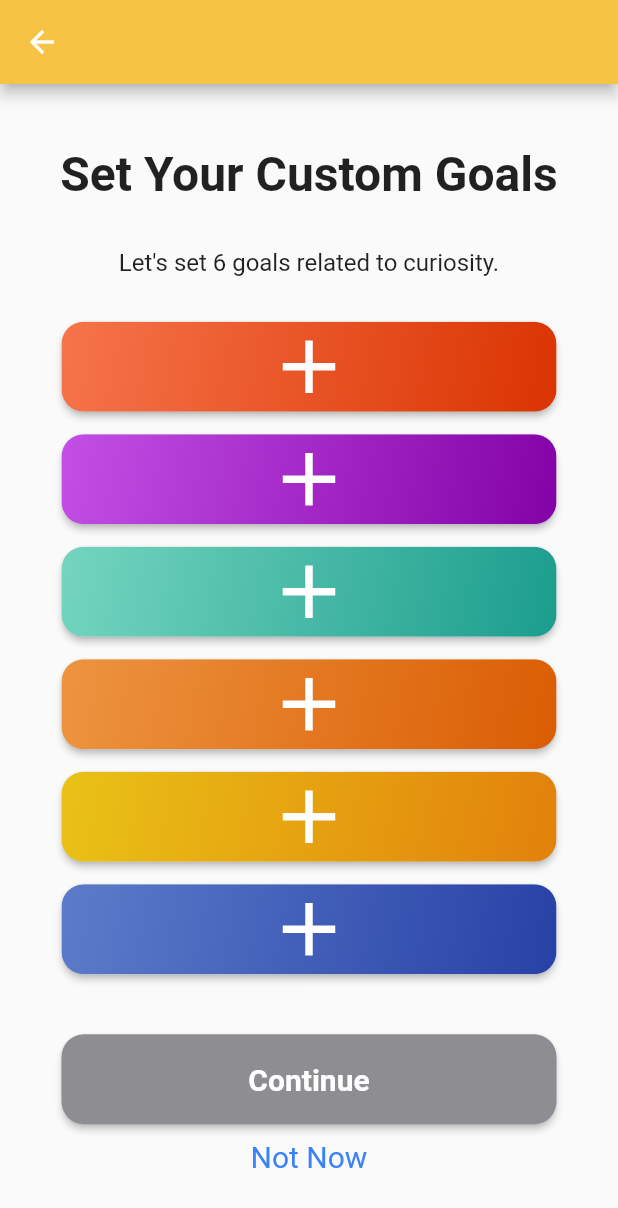
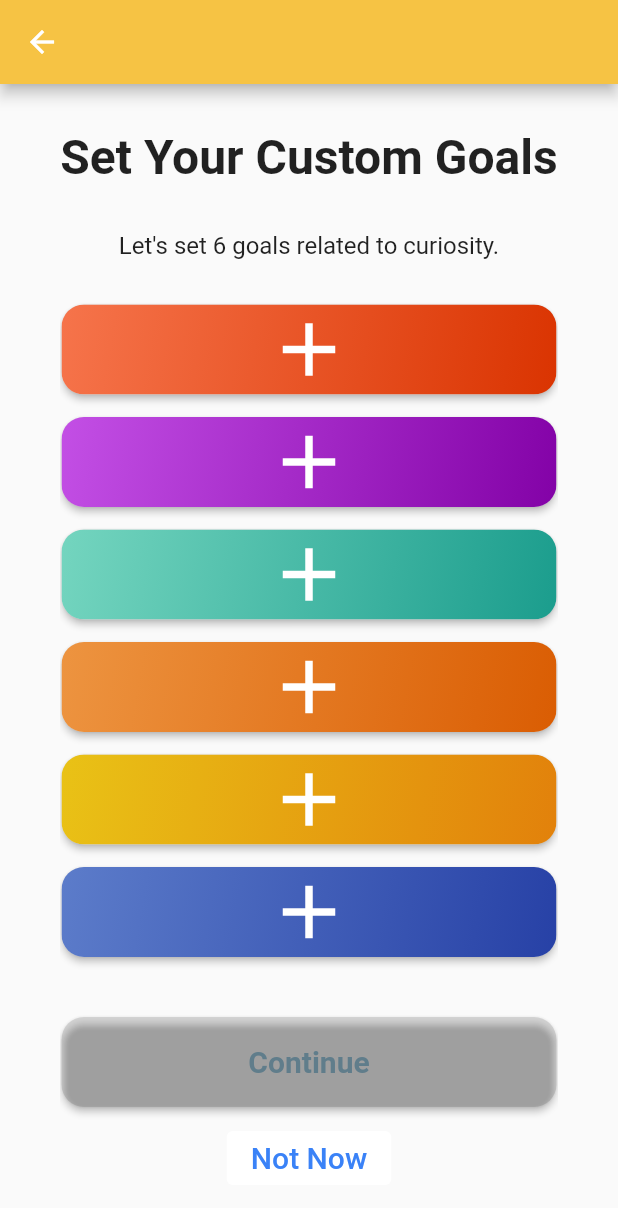
Before and after one commit to META-Curiosity/Curiosity-App, a Flutter app: the SetCustomTasksScreen screen opened directly with empty values, on a phone screen of 412 x 824 dp. Shown: the top 1208 px of the screen. Run offline on Flutter 3.47's test engine with Material 2 defaults, Android fonts, the phone set to English and light mode, and no system bars; our stand-ins replace cloud_firestore, curved_navigation_bar, firebase_auth, firebase_core, flutter_icons, flutter_svg and 4 more; missing offline and left inert: pretty_json; accounts and stored records are empty.

Commit message:
Continue button now is disabled when all 6 tasks have not been entered yet.

```diff
--- a/lib/screens/set_custom_tasks_screen.dart
+++ b/lib/screens/set_custom_tasks_screen.dart
@@ -7,25 +7,34 @@ import 'package:curiosity_flutter/models/custom_task.dart';
 
 class SetCustomTasksScreen extends StatefulWidget {
   const SetCustomTasksScreen({Key key}) : super(key: key);
-
   @override
   State<SetCustomTasksScreen> createState() => _SetCustomTasksScreenState();
 }
 
 class _SetCustomTasksScreenState extends State<SetCustomTasksScreen> {
-  bool _sixTasks = false;
+  //Function to check if all 6 tasks are completed or not.
+  bool check() {
+    final user = ModalRoute.of(context).settings.arguments as User;
+    for (int i = 0; i < 6; i++) {
+      String key = i.toString();
+      if (user.customTasks[key].title == null) {
+        return false;
+      }
+    }
+    return true;
+  }
 
-  void initState() {
-    super.initState();
+  void refresh() {
+    setState(() {});
   }
 
   @override
   Widget build(BuildContext context) {
     final user = ModalRoute.of(context).settings.arguments as User;
     final Map<String, CustomTask> customTasks = user.customTasks;
-    print(customTasks['0'].toString());
     return Center(
         child: Container(
+      key: UniqueKey(),
       padding: const EdgeInsets.only(top: 30, left: 30, right: 30, bottom: 30),
       child: SingleChildScrollView(
         child: Column(
@@ -44,42 +53,55 @@ class _SetCustomTasksScreenState extends State<SetCustomTasksScreen> {
               startColor: Color(0xFFF6744B),
               endColor: Color(0xFFDA3401),
               user: user,
-                id: '0'),
+              id: '0',
+              notifyParent: refresh,
+            ),
             const SizedBox(height: 15),
             GradientButton(
               startColor: Color(0xFFC34FE5),
               endColor: Color(0xFF8302A7),
               user: user,
-                id: '1'),
+              id: '1',
+              notifyParent: refresh,
+            ),
             const SizedBox(height: 15),
             GradientButton(
               startColor: Color(0xFF74D5BF),
               endColor: Color(0xFF1B9D8D),
               user: user,
-                id: '2'),
+              id: '2',
+              notifyParent: refresh,
+            ),
             const SizedBox(height: 15),
             GradientButton(
               startColor: Color(0xFFED9440),
               endColor: Color(0xFFDA5D03),
               user: user,
-                id: '3'),
+              id: '3',
+              notifyParent: refresh,
+            ),
             const SizedBox(height: 15),
             GradientButton(
               startColor: Color(0xFFE9C216),
               endColor: Color(0xFFE2810B),
               user: user,
-                id: '4'),
+              id: '4',
+              notifyParent: refresh,
+            ),
             const SizedBox(height: 15),
             GradientButton(
               startColor: Color(0xFF5C7CCA),
               endColor: Color(0xFF2741A6),
               user: user,
-                id: '5'),
+              id: '5',
+              notifyParent: refresh,
+            ),
             const SizedBox(height: 40),
             SizedBox(
               width: 330,
               height: 60,
-              child: RaisedButton(
+              child: check()
+                  ? RaisedButton(
                       onPressed: () {
                         Navigator.pushNamed(context, '/central_dashboard');
                       },
@@ -90,7 +112,8 @@ class _SetCustomTasksScreenState extends State<SetCustomTasksScreen> {
                       child: Container(
                           constraints: const BoxConstraints(
                               minWidth: 88.0,
-                        minHeight: 36.0), // min sizes for Material buttons
+                              minHeight:
+                                  36.0), // min sizes for Material buttons
                           alignment: Alignment.center,
                           child: Text(
                             "Continue",
@@ -99,12 +122,42 @@ class _SetCustomTasksScreenState extends State<SetCustomTasksScreen> {
                                 color: Colors.white,
                                 fontWeight: FontWeight.bold),
                           )),
+                    )
+                  : RaisedButton(
+                      onPressed: () {
+                        refresh();
+                      },
+                      disabledColor: Colors.black12,
+                      disabledElevation: 1,
+                      disabledTextColor: Colors.blueGrey,
+                      shape: RoundedRectangleBorder(
+                          borderRadius: BorderRadius.circular(15.0)),
+                      color: Colors.black12,
+                      padding: const EdgeInsets.all(0.0),
+                      child: Container(
+                          constraints: const BoxConstraints(
+                              minWidth: 88.0,
+                              minHeight:
+                                  36.0), // min sizes for Material buttons
+                          alignment: Alignment.center,
+                          child: Text(
+                            "Continue",
+                            style: new TextStyle(
+                                fontSize: 20.0,
+                                color: Colors.blueGrey,
+                                fontWeight: FontWeight.bold),
+                          )),
                     ),
             ),
             const SizedBox(height: 10),
-            Text(
-              "Not Now",
-              style: new TextStyle(fontSize: 20.0, color: Color(0xFF3A82F7)),
+            ElevatedButton(
+              onPressed: null,
+              child: Text("Not Now",
+                  style:
+                      new TextStyle(fontSize: 20.0, color: Color(0xFF3A82F7))),
+              style: ButtonStyle(
+                  backgroundColor: MaterialStateProperty.all(Colors.white),
+                  elevation: MaterialStateProperty.all<double>(0)),
             )
           ],
         ),
@@ -121,16 +174,23 @@ class dataToBePushed {
 }
 
 class GradientButton extends StatefulWidget {
+  Function() notifyParent;
   Color startColor, endColor;
   User user;
   String id;
-  GradientButton(
-      {Color startColor, Color endColor, Key key, String id, User user})
-      : super(key: key) {
+  GradientButton({
+    Color startColor,
+    Color endColor,
+    Key key,
+    String id,
+    User user,
+    Function() notifyParent,
+  }) : super(key: key) {
     this.startColor = startColor;
     this.endColor = endColor;
     this.user = user;
     this.id = id;
+    this.notifyParent = notifyParent;
   }
 
   @override
@@ -148,16 +208,11 @@ class _GradientButtonState extends State<GradientButton> {
         child: RaisedButton(
             onPressed: () async {
               //Push the inputting task screen on top
-              if (widget.user.customTasks[widget.id].title != null) {
               await Navigator.pushNamed(context, '/input_tasks',
                       arguments: dataToBePushed(widget.user, widget.id))
-                    .then((_) => setState(() {}));
-              } else {
-                await Navigator.pushNamed(
-                  context,
-                  '/input_tasks',
-                ).then((_) => setState(() {}));
-              }
+                  .then((_) => setState(() {
+                        widget.notifyParent();
+                      }));
             },
             shape: RoundedRectangleBorder(
                 borderRadius: BorderRadius.circular(15.0)),
```
Lines whose indentation alone changed are shown as unchanged.
